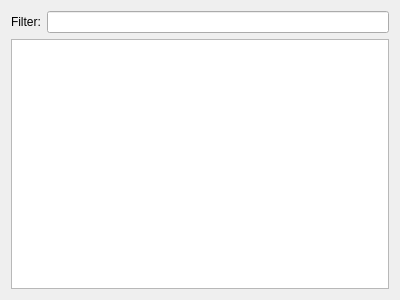
The window that src/ObsLightGui/ui/wizard_chooseProject.ui (ronan22/obs-light) describes before a commit, drawn with Qt 5.
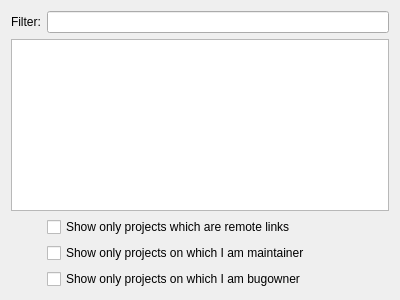
The same window after the commit.

Commit message: - re-generated wizard pages - added filtering options when choosing project from wizard

```diff
--- a/src/ObsLightGui/ui/wizard_chooseProject.ui
+++ b/src/ObsLightGui/ui/wizard_chooseProject.ui
@@ -36,6 +36,27 @@
    <item row="1" column="0" colspan="2">
     <widget class="QListWidget" name="projectListWidget"/>
    </item>
+   <item row="3" column="1">
+    <widget class="QCheckBox" name="restrainRemoteLinksCheckBox">
+     <property name="text">
+      <string>Show only projects which are remote links</string>
+     </property>
+    </widget>
+   </item>
+   <item row="4" column="1">
+    <widget class="QCheckBox" name="restrainMaintainerCheckBox">
+     <property name="text">
+      <string>Show only projects on which I am maintainer</string>
+     </property>
+    </widget>
+   </item>
+   <item row="5" column="1">
+    <widget class="QCheckBox" name="restrainBugownerCheckBox">
+     <property name="text">
+      <string>Show only projects on which I am bugowner</string>
+     </property>
+    </widget>
+   </item>
   </layout>
  </widget>
  <resources/>
```
The commit also changes 9 other files.
